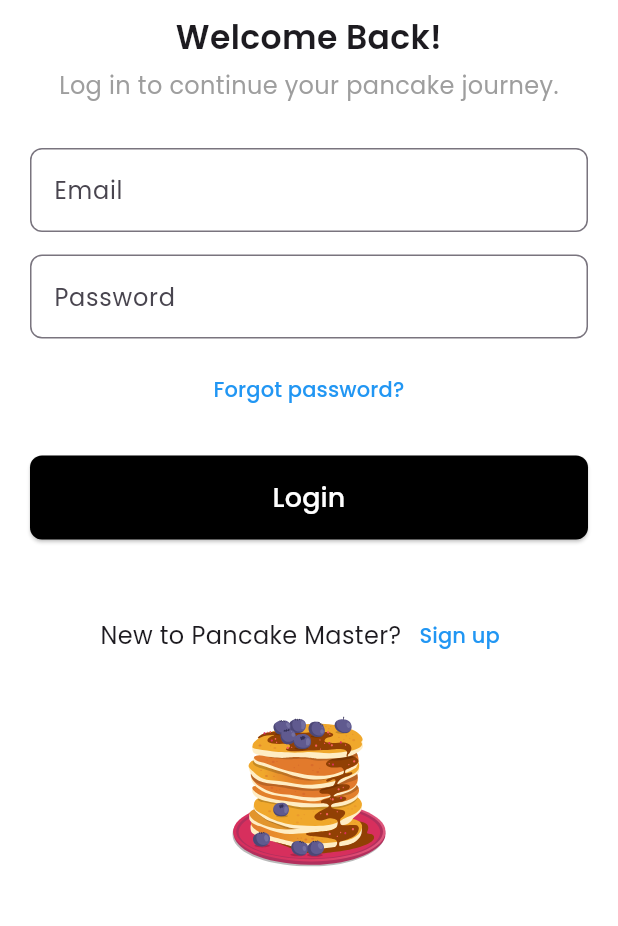
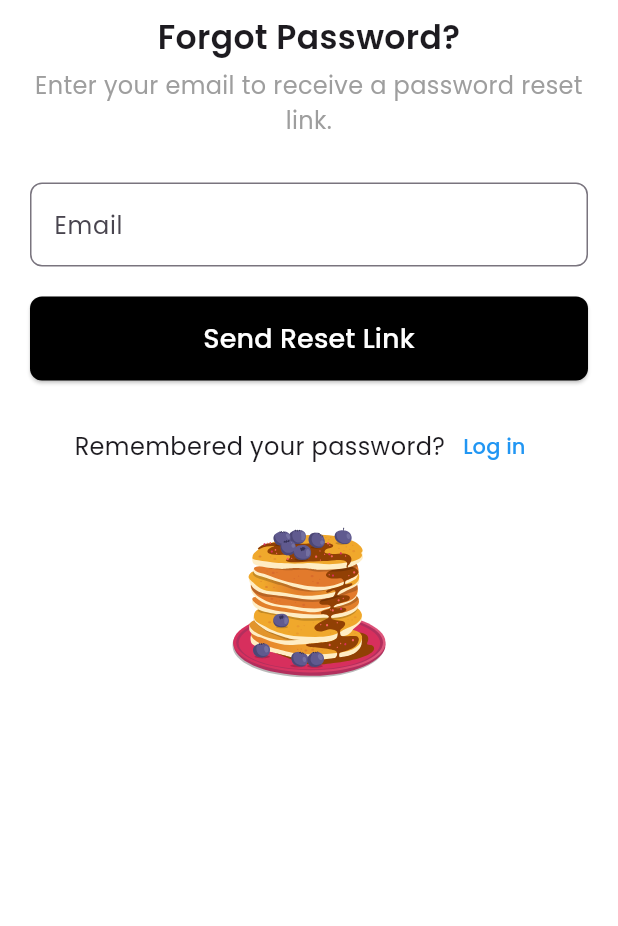
Before and after one commit to islam-abdel-halem/FlutterFinal, a Flutter app: the LoginScreen screen opened directly, after a tap on "Forgot password?", on a phone screen of 412 x 824 dp, the part 128-1054 px from its top. Run offline on Flutter 3.47's test engine with Material 3 defaults, Android fonts, the phone set to English and light mode, and no system bars; our stand-ins replace flutter_svg, get, sqflite, sqflite_common_ffi; missing offline and left inert: filter_list; accounts and stored records are empty.

Commit message:
Add Forgot Password Screen

```diff
--- /dev/null
+++ b/lib/pages/forgot_password.dart
@@ -0,0 +1,116 @@
+import 'package:flutter/material.dart';
+import 'package:flutter_svg/svg.dart';
+
+import 'login.dart';
+
+class ForgotPasswordScreen extends StatelessWidget {
+  @override
+  Widget build(BuildContext context) {
+    return Scaffold(
+      backgroundColor: Colors.white,
+      resizeToAvoidBottomInset: true,
+      body: SingleChildScrollView(
+        child: Padding(
+          padding: const EdgeInsets.only(top: 50.0, left: 20.0, right: 20.0),
+          child: Center(
+            child: Column(
+              mainAxisAlignment: MainAxisAlignment.center,
+              crossAxisAlignment: CrossAxisAlignment.stretch,
+              children: [
+                const Text(
+                  '🥞 Pancake Master',
+                  textAlign: TextAlign.center,
+                  style: TextStyle(
+                    fontSize: 24.0,
+                    fontWeight: FontWeight.bold,
+                  ),
+                ),
+                const SizedBox(height: 10.0),
+                const Text(
+                  'Forgot Password?',
+                  textAlign: TextAlign.center,
+                  style: TextStyle(
+                    fontSize: 22.0,
+                    fontWeight: FontWeight.w600,
+                  ),
+                ),
+                const SizedBox(height: 5.0),
+                const Text(
+                  'Enter your email to receive a password reset link.',
+                  textAlign: TextAlign.center,
+                  style: TextStyle(
+                    fontSize: 16.0,
+                    color: Colors.grey,
+                  ),
+                ),
+                const SizedBox(height: 30.0),
+                TextField(
+                  decoration: InputDecoration(
+                    labelText: 'Email',
+                    hintText: 'Enter your email',
+                    border: OutlineInputBorder(
+                      borderRadius: BorderRadius.circular(8.0),
+                    ),
+                  ),
+                ),
+                const SizedBox(height: 20.0),
+                ElevatedButton(
+                  onPressed: () {
+                    // Reset password logic
+                  },
+                  style: ElevatedButton.styleFrom(
+                    backgroundColor: Colors.black,
+                    padding: const EdgeInsets.symmetric(vertical: 15.0),
+                    shape: RoundedRectangleBorder(
+                      borderRadius: BorderRadius.circular(8.0),
+                    ),
+                  ),
+                  child: const Text(
+                    'Send Reset Link',
+                    style: TextStyle(fontSize: 18.0,color: Colors.white),
+                  ),
+                ),
+                const SizedBox(height: 20.0),
+                Row(
+                  mainAxisAlignment: MainAxisAlignment.center,
+                  children: [
+                    const Text(
+                      'Remembered your password?',
+                      style: TextStyle(fontSize: 16.0),
+                    ),
+                    TextButton(
+                      onPressed: () {
+                        Navigator.push(
+                          context,
+                          MaterialPageRoute(
+                              builder: (context) => LoginScreen()),
+                        );
+                      },
+                      child: const Text(
+                        'Log in',
+                        style: TextStyle(color: Colors.blue),
+                      ),
+                    ),
+                  ],
+                ),
+                const SizedBox(height: 30.0),
+                SvgPicture.asset(
+                  'assets/icons/blueberry-pancake.svg',
+                  fit: BoxFit.contain, // Use contain to prevent distortion
+                  height: 100.0,
+                ),
+              ],
+            ),
+          ),
+        ),
+      ),
+    );
+  }
+}
+
+void main() {
+  runApp(MaterialApp(
+    debugShowCheckedModeBanner: false,
+    home: ForgotPasswordScreen(),
+  ));
+}
--- a/lib/pages/login.dart
+++ b/lib/pages/login.dart
@@ -1,6 +1,9 @@
 import 'package:finalproject/pages/signup.dart';
 import 'package:flutter/material.dart';
 import 'package:flutter_svg/svg.dart';
+
+import 'forgot_password.dart';
+import 'home.dart';
 
 void main() {
   runApp(const MyApp());
@@ -81,7 +84,11 @@ class LoginScreen extends StatelessWidget {
                   const SizedBox(height: 10.0),
                   TextButton(
                     onPressed: () {
-                      // Forgot password logic
+                      Navigator.push(
+                        context,
+                        MaterialPageRoute(
+                            builder: (context) => ForgotPasswordScreen()),
+                      );
                     },
                     child: const Text(
                       'Forgot password?',
@@ -92,7 +99,11 @@ class LoginScreen extends StatelessWidget {
                   const SizedBox(height: 20.0),
                   ElevatedButton(
                     onPressed: () {
-                      // Login button logic
+                      Navigator.push(
+                        context,
+                        MaterialPageRoute(
+                            builder: (context) => HomePage()),
+                      );
                     },
                     style: ElevatedButton.styleFrom(
                       backgroundColor: Colors.black,
--- a/lib/pages/signup.dart
+++ b/lib/pages/signup.dart
@@ -1,6 +1,7 @@
 import 'package:flutter/material.dart';
 import 'package:flutter_svg/svg.dart';
 
+import 'home.dart';
 import 'login.dart';
 
 class SignUpScreen extends StatelessWidget {
@@ -79,7 +80,11 @@ class SignUpScreen extends StatelessWidget {
                   const SizedBox(height: 20.0),
                   ElevatedButton(
                     onPressed: () {
-                      // Signup button logic
+                      Navigator.push(
+                        context,
+                        MaterialPageRoute(
+                            builder: (context) => HomePage()),
+                      );
                     },
                     style: ElevatedButton.styleFrom(
                       backgroundColor: Colors.black,
```
